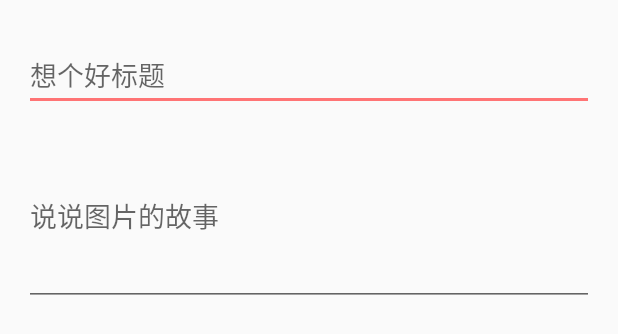
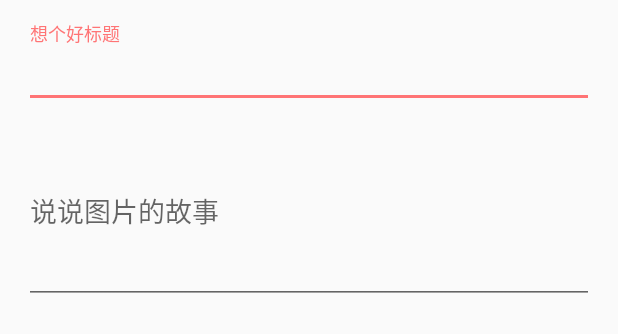
Before and after one commit to NicodeLee/BeautyarticlePro, an Android app: the layout item_fun_et.xml on its own in the app's theme, with its tools: preview values and no code run, on a phone screen of 412 x 824 dp. Shown: the top 334 px of the screen. Run offline under Robolectric (Android 15) with nearby library versions, the phone set to English and light mode, and no system bars; Roboto replaces fonts that are not available here.

```diff
--- a/app/build.gradle
+++ b/app/build.gradle
@@ -106,6 +106,7 @@ dependencies {
   apt dependencies["com.google.dagger.compiler"]
   compile dependencies["com.google.dagger"]
   compile dependencies["fastScroll"]
+  compile dependencies["cam2"]
 //  compile dependencies["smooth-app-bar-layout"]
 
   //    debugCompile 'com.squareup.leakcanary:leakcanary-android:1.3.1'
--- a/app/src/main/AndroidManifest.xml
+++ b/app/src/main/AndroidManifest.xml
@@ -34,6 +34,7 @@
 
         <activity android:name=".ui.fun.CropAct" android:screenOrientation="portrait"></activity>
         <activity android:name=".ui.fun.FunTemplateAct" android:screenOrientation="portrait" android:theme="@style/ActTheme"></activity>
+        <activity android:name=".ui.fun.TakePhotoActivity" android:screenOrientation="portrait" android:theme="@style/ActTheme"></activity>
         <activity android:name="me.nereo.multi_image_selector.PreviewPicturesActivity" android:theme="@style/ActTheme" android:configChanges="orientation|screenSize" />
         <activity android:name="me.nereo.multi_image_selector.MultiImageSelectorActivity" android:theme="@style/ActTheme"
             android:configChanges="orientation|screenSize" />
--- a/app/src/main/res/layout/item_fun_et.xml
+++ b/app/src/main/res/layout/item_fun_et.xml
@@ -3,7 +3,10 @@
     android:layout_height="match_parent"
     android:padding="@dimen/activity_horizontal_margin"
     >
-
+  <android.support.design.widget.TextInputLayout
+      android:id="@+id/textInput_title"
+      android:layout_width="match_parent"
+      android:layout_height="wrap_content">
     <EditText
         android:id="@+id/et_title"
         style="@style/FontComm"
@@ -15,15 +18,21 @@
         android:hint="想个好标题"
         android:singleLine="true"
         />
+  </android.support.design.widget.TextInputLayout>
 
+  <android.support.design.widget.TextInputLayout
+      android:id="@+id/textInput_desc"
+      android:layout_below="@id/textInput_title"
+      android:layout_width="match_parent"
+      android:layout_height="wrap_content">
     <EditText
         android:id="@+id/et_desc"
         style="@style/FontComm"
         android:layout_width="match_parent"
         android:layout_height="120dp"
-        android:layout_below="@id/et_title"
         android:layout_marginTop="10dp"
         android:textColor="@color/help_view"
         android:hint="说说图片的故事"
-        android:textSize="18sp" />
+        android:textSize="18sp"/>
+  </android.support.design.widget.TextInputLayout>
 </RelativeLayout>
--- a/build.gradle
+++ b/build.gradle
@@ -22,5 +22,6 @@ allprojects {
         jcenter()
         maven { url "https://jitpack.io" }
         maven { url "https://oss.sonatype.org/content/repositories/snapshots/"}
+        maven { url "https://s3.amazonaws.com/repo.commonsware.com"}//cam2
     }
 }
--- a/config.gradle
+++ b/config.gradle
@@ -37,7 +37,8 @@ ext {
                   "com.google.dagger.compiler"          : "com.google.dagger:dagger-compiler:2.0.1",
                   "com.google.dagger"                   : "com.google.dagger:dagger:2.0.1",
                   "javax.annotation"                    : "javax.annotation:javax.annotation-api:1.2",
-                  "fastScroll"                    : "com.github.plusCubed:recycler-fast-scroll:0.2.0",
+                  "fastScroll"                          : "com.github.plusCubed:recycler-fast-scroll:0.2.0",
+                  "cam2"                                : "com.commonsware.cwac:cam2:0.3.+",
                   "smooth-app-bar-layout"               : "me.henrytao:smooth-app-bar-layout:0.1.9"
 
   ]
```
Also changed, not shown: app/src/main/java/com/nicodelee/beautyarticle/ui/fun/FunFragment.java (+25 -4 lines), app/src/main/java/com/nicodelee/beautyarticle/ui/fun/TakePhotoActivity.java (added, +21 -0 lines), app/src/main/res/drawable/btn_capture.xml (added, +26 -0 lines), app/src/main/res/layout/activity_take_photo.xml (added, +27 -0 lines), 1 other file.
